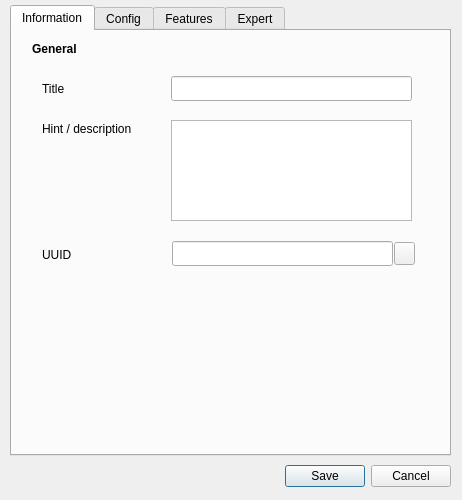
The window that src/lgck-builder/DlgEditLevel.ui (cfrankb/lgck-src) describes before a commit, drawn with Qt 5.
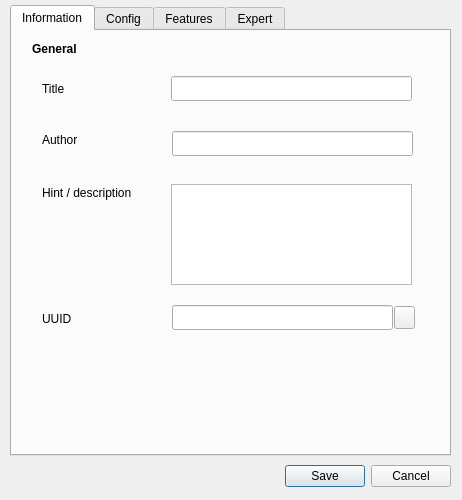
The same window after the commit. The open tabs and pages were chosen to show the change. Icons and pictures are not drawn. Custom widgets are drawn as their Qt base class.

Diff of the .ui file:
```diff
--- a/src/lgck-builder/DlgEditLevel.ui
+++ b/src/lgck-builder/DlgEditLevel.ui
@@ -73,7 +73,7 @@
      <property name="geometry">
       <rect>
        <x>30</x>
-       <y>90</y>
+       <y>154</y>
        <width>121</width>
        <height>16</height>
       </rect>
@@ -86,7 +86,7 @@
      <property name="geometry">
       <rect>
        <x>159</x>
-       <y>89</y>
+       <y>153</y>
        <width>241</width>
        <height>101</height>
       </rect>
@@ -125,7 +125,7 @@
      <property name="geometry">
       <rect>
        <x>30</x>
-       <y>216</y>
+       <y>280</y>
        <width>57</width>
        <height>15</height>
       </rect>
@@ -138,7 +138,7 @@
      <property name="geometry">
       <rect>
        <x>160</x>
-       <y>210</y>
+       <y>274</y>
        <width>221</width>
        <height>25</height>
       </rect>
@@ -157,7 +157,7 @@
      <property name="geometry">
       <rect>
        <x>382</x>
-       <y>211</y>
+       <y>275</y>
        <width>21</width>
        <height>23</height>
       </rect>
@@ -192,6 +192,29 @@
       <enum>Qt::RichText</enum>
      </property>
     </widget>
+    <widget class="QLabel" name="label_26">
+     <property name="geometry">
+      <rect>
+       <x>30</x>
+       <y>100</y>
+       <width>91</width>
+       <height>17</height>
+      </rect>
+     </property>
+     <property name="text">
+      <string>Author</string>
+     </property>
+    </widget>
+    <widget class="QLineEdit" name="eAuthor">
+     <property name="geometry">
+      <rect>
+       <x>160</x>
+       <y>100</y>
+       <width>241</width>
+       <height>25</height>
+      </rect>
+     </property>
+    </widget>
    </widget>
    <widget class="QWidget" name="tab_2">
     <attribute name="title">
```
Left out of the diff: 34 changed lines with no effect on the pictures.
